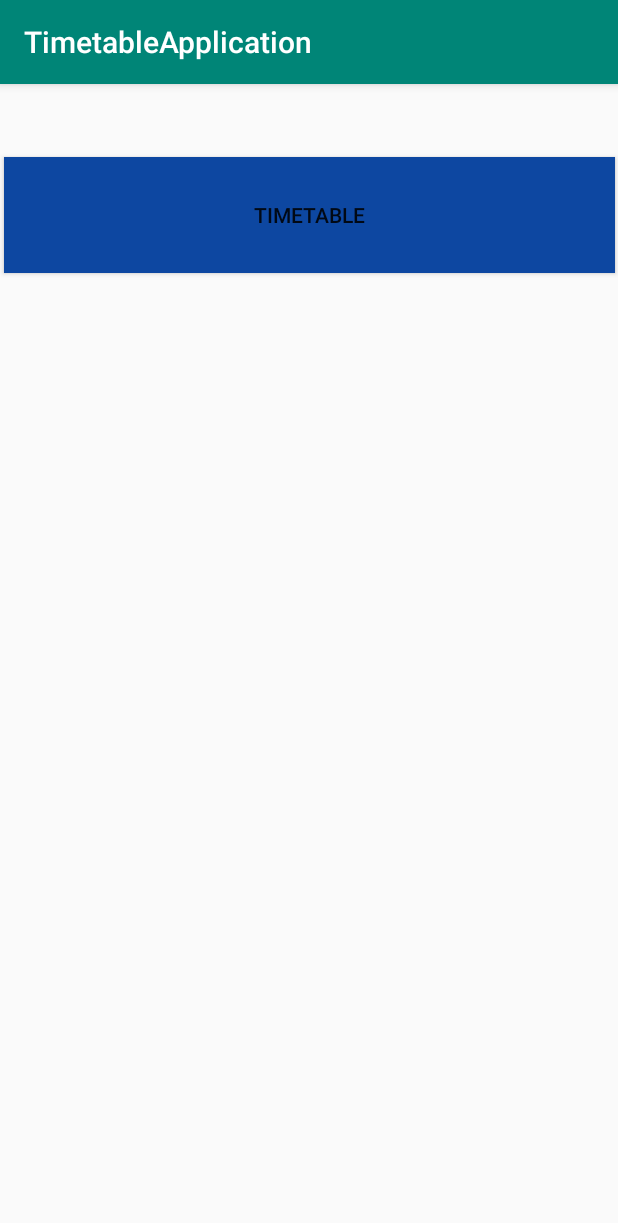
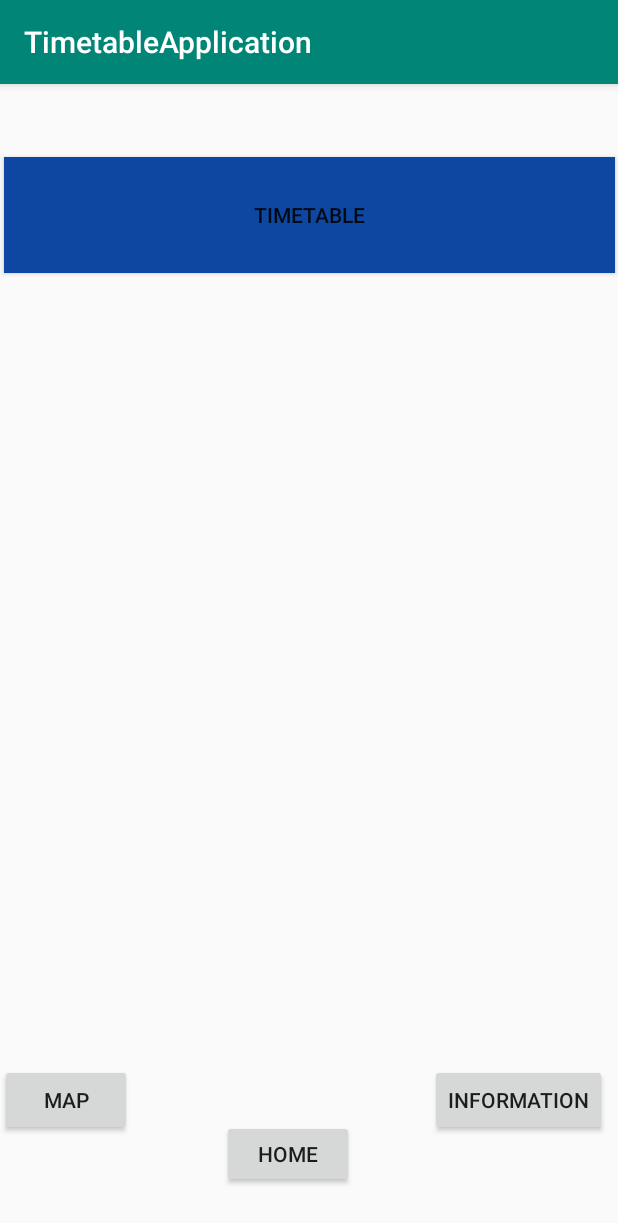
Before and after one commit to AbdulaleemSaleh1/2018-19-Goup-2, an Android app: the TimeTablePage screen opened directly, with no data from a screen before it, on a phone screen of 412 x 824 dp. Shown: the top 1223 px of the screen. Run offline under Robolectric (Android 15) with nearby library versions, the phone set to English and light mode, and no system bars.

Commit message:
Added navigation bar on timetable page

```diff
--- a/app/src/main/res/layout/activity_time_table_page.xml
+++ b/app/src/main/res/layout/activity_time_table_page.xml
@@ -7,6 +7,52 @@
     android:layout_height="match_parent"
 
     tools:context=".TimeTablePage">
+
+    <Button
+        android:id="@+id/homebtn"
+        android:layout_width="88dp"
+        android:layout_height="45dp"
+        android:layout_marginStart="148dp"
+        android:layout_marginLeft="148dp"
+        android:layout_marginBottom="32dp"
+        android:onClick="HomeBtnClick"
+        android:text="Home"
+        app:layout_constraintBottom_toBottomOf="parent"
+        app:layout_constraintStart_toStartOf="parent" />
+
+    <Button
+        android:id="@+id/mapBtn"
+        android:layout_width="wrap_content"
+        android:layout_height="wrap_content"
+        android:layout_marginStart="47dp"
+        android:layout_marginLeft="47dp"
+        android:layout_marginTop="653dp"
+        android:layout_marginEnd="38dp"
+        android:layout_marginRight="38dp"
+        android:layout_marginBottom="30dp"
+        android:onClick="MapBtnClick"
+        android:text="Map"
+        app:layout_constraintBottom_toBottomOf="parent"
+        app:layout_constraintEnd_toStartOf="@+id/InfoBtn"
+        app:layout_constraintHorizontal_bias="1.0"
+        app:layout_constraintStart_toEndOf="@+id/Homebtn"
+        app:layout_constraintTop_toTopOf="parent"
+        app:layout_constraintVertical_bias="0.0" />
+
+    <Button
+        android:id="@+id/infoBtn"
+        android:layout_width="wrap_content"
+        android:layout_height="wrap_content"
+        android:layout_marginTop="653dp"
+        android:layout_marginEnd="7dp"
+        android:layout_marginRight="7dp"
+        android:layout_marginBottom="30dp"
+        android:onClick="InfoBtnClick"
+        android:text="Information"
+        app:layout_constraintBottom_toBottomOf="parent"
+        app:layout_constraintEnd_toEndOf="parent"
+        app:layout_constraintTop_toTopOf="parent"
+        app:layout_constraintVertical_bias="0.0" />
 
     <Button
 
```
